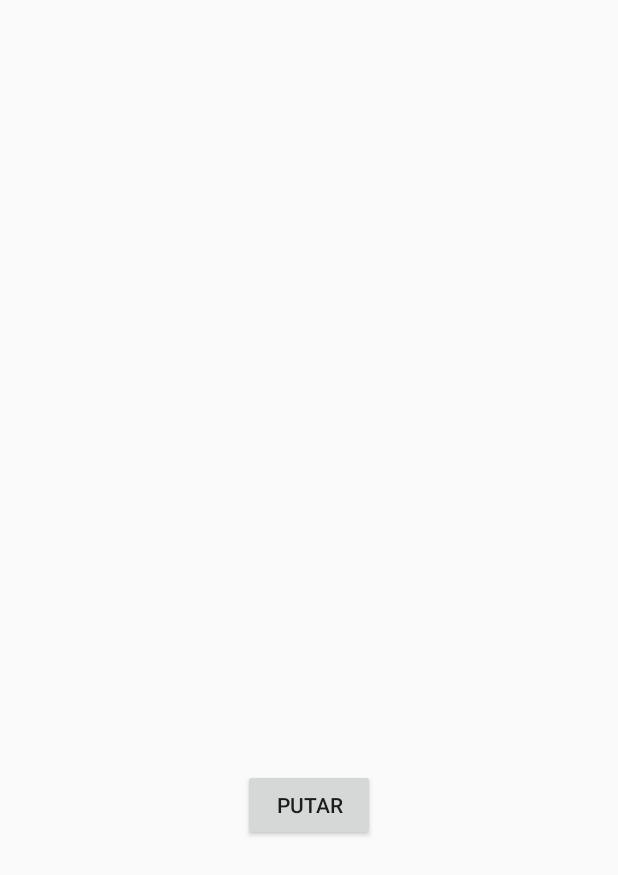
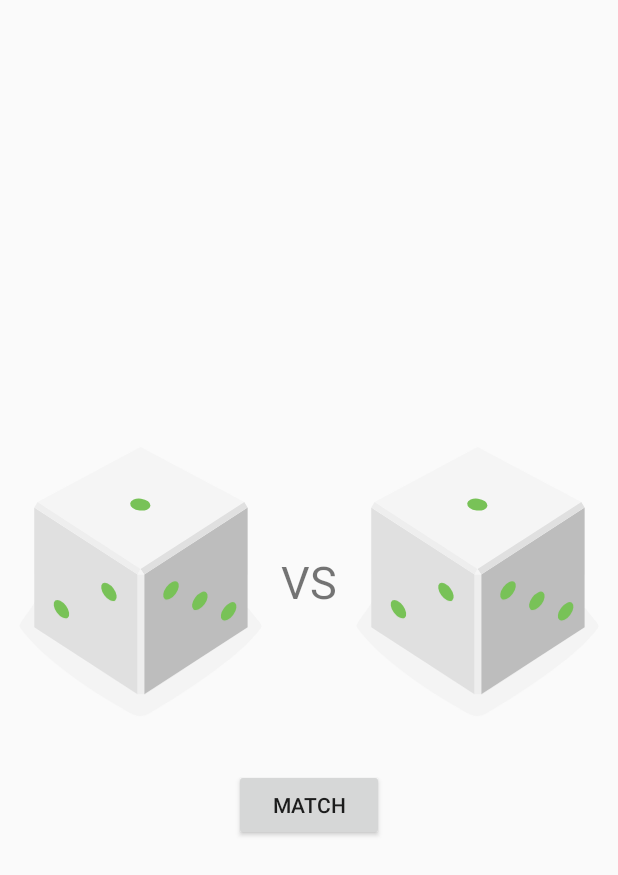
Before and after one commit to iavtamvan/MOBILE-PROGRAMMING-TUGAS-MATCH-MAN-GIRL, an Android app: the layout activity_main.xml on its own in the app's theme, with its tools: preview values and no code run, on a phone screen of 412 x 824 dp. Shown: the top 875 px of the screen. Run offline under Robolectric (Android 15) with nearby library versions, the phone set to English and light mode, and no system bars.

Commit message:
pertama upload #1

```diff
--- a/app/src/main/res/layout/activity_main.xml
+++ b/app/src/main/res/layout/activity_main.xml
@@ -2,7 +2,6 @@
 <LinearLayout
         xmlns:android="http://schemas.android.com/apk/res/android"
         xmlns:tools="http://schemas.android.com/tools"
-        xmlns:app="http://schemas.android.com/apk/res-auto"
         android:layout_width="match_parent"
         android:layout_height="match_parent"
         android:gravity="center"
@@ -14,13 +13,41 @@
             android:layout_gravity="center_horizontal"
             android:src="@drawable/empty_dice"
             android:layout_height="wrap_content"
-            android:layout_width="wrap_content"/>
+            android:layout_width="wrap_content"
+            android:visibility="gone"/>
 
     <Button
             android:id="@+id/btn_putar"
             android:layout_width="wrap_content"
             android:layout_height="wrap_content"
             android:layout_gravity="center_horizontal"
-            android:text="Putar"/>
+            android:text="Putar"
+            android:visibility="gone"/>
+
+    <LinearLayout android:layout_width="match_parent"
+                  android:layout_height="wrap_content"
+                  android:orientation="horizontal">
+
+        <ImageView android:layout_width="wrap_content"
+                   android:layout_height="wrap_content"
+                   android:src="@drawable/dice_1"
+                   android:layout_weight="1"/>
+
+        <TextView android:layout_width="wrap_content"
+                  android:layout_height="match_parent"
+                  android:gravity="center"
+                  android:text="VS"
+                  android:textSize="30dp"/>
+        <ImageView android:layout_width="wrap_content"
+                   android:layout_height="wrap_content"
+                   android:src="@drawable/dice_1"
+                   android:layout_weight="1"/>
+    </LinearLayout>
+
+    <Button android:layout_width="100dp"
+            android:layout_height="wrap_content"
+            android:text="MATCH"
+            android:layout_gravity="center"/>
+
 
 </LinearLayout>
```
